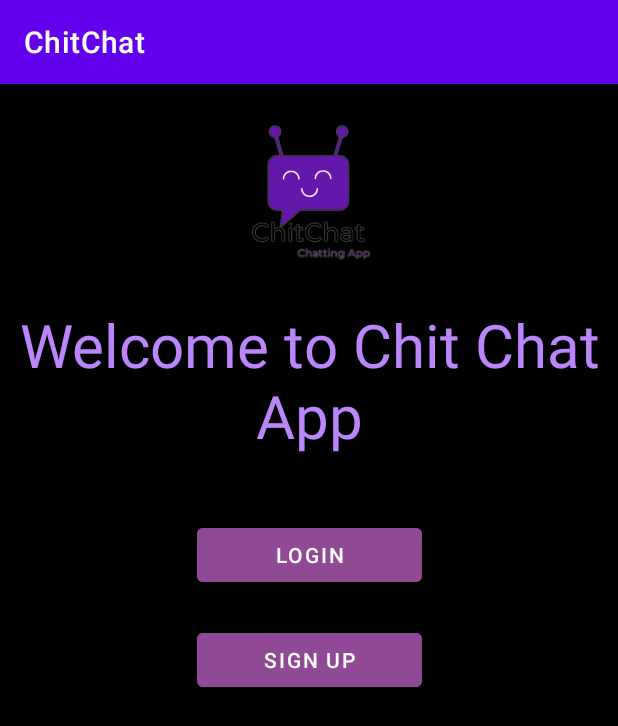
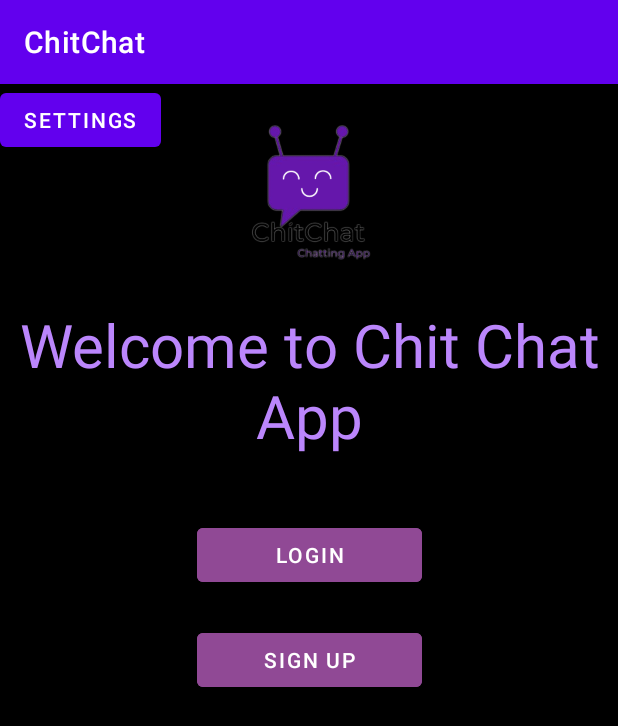
Before and after one commit to chenshein/ChitChatAndroid, an Android app: the screen it shows after launch (MainActivity), on a phone screen of 412 x 824 dp. Shown: the top 726 px of the screen. Run offline under Robolectric (Android 15) with nearby library versions, the phone set to English and light mode, and no system bars.

Commit message:
added setting, and started api chat

```diff
--- a/app/src/main/AndroidManifest.xml
+++ b/app/src/main/AndroidManifest.xml
@@ -27,6 +27,9 @@
             android:name=".Activity.AllChatsActivity"
             android:exported="false" />
         <activity
+            android:name=".Activity.SettingsActivity"
+            android:label="Settings" />
+        <activity
             android:name=".Activity.MainActivity"
             android:exported="true">
             <meta-data
--- a/app/src/main/java/com/example/chitchat/Activity/MainActivity.java
+++ b/app/src/main/java/com/example/chitchat/Activity/MainActivity.java
@@ -1,11 +1,13 @@
 package com.example.chitchat.Activity;
 
 import android.content.Intent;
+import android.content.SharedPreferences;
 import android.os.Bundle;
 import android.view.View;
 import android.widget.Button;
 
 import androidx.appcompat.app.AppCompatActivity;
+import androidx.appcompat.app.AppCompatDelegate;
 
 import com.example.chitchat.R;
 import com.example.chitchat.data.User.UserDatabase;
@@ -15,12 +17,31 @@ public class MainActivity extends AppCompatActivity {
     private UserDatabase db;
     private Object userDao;
 
+    private Button btnSettings;
+    private SharedPreferences sharedPreferences;
+    private String server;
+    private int themeId;
+
     @Override
     protected void onCreate(Bundle saveInstanceState) {
 
         super.onCreate(saveInstanceState);
         setContentView(R.layout.activity_main);
 
+        btnSettings = findViewById(R.id.btnSettings);
+
+        sharedPreferences = getSharedPreferences("MyPrefs", MODE_PRIVATE);
+        server = sharedPreferences.getString("server", "");
+        themeId = sharedPreferences.getInt("theme", R.id.radioLight);
+
+        applyTheme(themeId);
+
+        btnSettings.setOnClickListener(new View.OnClickListener() {
+            @Override
+            public void onClick(View v) {
+                openSettingsActivity();
+            }
+        });
 
         Button login_button = findViewById(R.id.login_button_main);
         login_button.setOnClickListener(v -> {
@@ -37,4 +58,36 @@ public class MainActivity extends AppCompatActivity {
             }
         });
     }
+
+    private void applyTheme(int themeId) {
+        // Apply the selected theme
+        if (themeId == R.id.radioDark) {
+            AppCompatDelegate.setDefaultNightMode(AppCompatDelegate.MODE_NIGHT_YES);
+        } else {
+            AppCompatDelegate.setDefaultNightMode(AppCompatDelegate.MODE_NIGHT_NO);
+        }
+    }
+
+    private void openSettingsActivity() {
+        Intent intent = new Intent(this, SettingsActivity.class);
+        startActivity(intent);
+    }
+
+    @Override
+    protected void onResume() {
+        super.onResume();
+
+        // Retrieve the latest settings from SharedPreferences
+        String updatedServer = sharedPreferences.getString("server", "");
+        int updatedThemeId = sharedPreferences.getInt("theme", R.id.radioLight);
+
+        // Check if the settings have changed
+        if (!server.equals(updatedServer) || themeId != updatedThemeId) {
+            server = updatedServer;
+            themeId = updatedThemeId;
+
+            applyTheme(themeId);
+            recreate(); // Recreate the activity to apply the new theme
+        }
+    }
 }
--- a/app/src/main/java/com/example/chitchat/api/ChatAPI.java
+++ b/app/src/main/java/com/example/chitchat/api/ChatAPI.java
@@ -55,7 +55,8 @@ public class ChatAPI {
                         public void onResponse(Call<List<ChatEntity>> call, Response<List<ChatEntity>> response) {
                             if(response.isSuccessful()){
                                 List<ChatEntity> chatEntities = response.body();
-                                System.out.println("Get GOOD!:)");
+                                assert response.body() != null;
+                                System.out.println(response.body().get(0).toString());
                                 callback.onSuccess(chatEntities);
                             } else {
                                 String error = "GET failed. Response code: " + response.code() + " Error: " + response.errorBody().toString() + " Message: " + response.message();
--- a/app/src/main/java/com/example/chitchat/data/User/UserDao.java
+++ b/app/src/main/java/com/example/chitchat/data/User/UserDao.java
@@ -1,5 +1,4 @@
 package com.example.chitchat.data.User;
-import com.example.chitchat.data.User.UserEntity.UserWithPws;
 
 import androidx.room.Dao;
 import androidx.room.Delete;
@@ -37,6 +36,8 @@ public interface UserDao {
     void insertFriend(UserEntity friend);
 
 
+
+
     @Delete
     void delete(UserEntity user);
 }
--- a/app/src/main/res/layout/activity_main.xml
+++ b/app/src/main/res/layout/activity_main.xml
@@ -1,6 +1,5 @@
 <?xml version="1.0" encoding="utf-8"?>
-<androidx.constraintlayout.widget.ConstraintLayout
-    xmlns:android="http://schemas.android.com/apk/res/android"
+<androidx.constraintlayout.widget.ConstraintLayout xmlns:android="http://schemas.android.com/apk/res/android"
     xmlns:app="http://schemas.android.com/apk/res-auto"
     xmlns:tools="http://schemas.android.com/tools"
     android:layout_width="match_parent"
@@ -13,25 +12,25 @@
         android:layout_width="91dp"
         android:layout_height="102dp"
         android:src="@drawable/chit_chat_icon"
+        app:layout_constraintBottom_toTopOf="@id/welcome_title_main"
+        app:layout_constraintEnd_toEndOf="parent"
+        app:layout_constraintStart_toStartOf="parent"
         app:layout_constraintTop_toTopOf="parent"
-         app:layout_constraintBottom_toTopOf="@id/welcome_title_main"
-         app:layout_constraintStart_toStartOf="parent"
-         app:layout_constraintEnd_toEndOf="parent"
         tools:ignore="MissingConstraints" />
 
     <TextView
         android:id="@+id/welcome_title_main"
         android:layout_width="wrap_content"
         android:layout_height="wrap_content"
+        android:text="@string/welcome_to_chit_chat_app"
         android:textAlignment="center"
         android:textAppearance="@style/Widget.Material3.MaterialCalendar.Year"
         android:textColor="@color/purple_200"
         android:textSize="40sp"
-         android:text="@string/welcome_to_chit_chat_app"
+        app:layout_constraintBottom_toTopOf="@id/login_button_main"
+        app:layout_constraintEnd_toEndOf="parent"
+        app:layout_constraintStart_toStartOf="parent"
         app:layout_constraintTop_toBottomOf="@id/chit_chat_icon"
-         app:layout_constraintStart_toStartOf="parent"
-         app:layout_constraintEnd_toEndOf="parent"
-         app:layout_constraintBottom_toTopOf="@id/login_button_main"
         tools:ignore="MissingConstraints" />
 
     <Button
@@ -41,10 +40,10 @@
         android:layout_marginTop="20dp"
         android:backgroundTint="#904995"
         android:text="@string/login_button"
+        app:layout_constraintBottom_toTopOf="@id/signUp_button_main"
+        app:layout_constraintEnd_toEndOf="parent"
+        app:layout_constraintStart_toStartOf="parent"
         app:layout_constraintTop_toBottomOf="@id/welcome_title_main"
-         app:layout_constraintStart_toStartOf="parent"
-         app:layout_constraintEnd_toEndOf="parent"
-         app:layout_constraintBottom_toTopOf="@id/signUp_button_main"
         tools:ignore="MissingConstraints" />
 
     <Button
@@ -59,4 +58,14 @@
         app:layout_constraintTop_toTopOf="parent"
         tools:ignore="MissingConstraints" />
 
+    <Button
+        android:id="@+id/btnSettings"
+        android:layout_width="wrap_content"
+        android:layout_height="wrap_content"
+        app:layout_constraintStart_toStartOf="parent"
+        app:layout_constraintTop_toTopOf="parent"
+        android:text="@string/settings" />
+
+
+
 </androidx.constraintlayout.widget.ConstraintLayout>
```
Also changed, not shown: app/src/main/java/com/example/chitchat/Activity/ChatActivity.java (+81 -28 lines), app/src/main/java/com/example/chitchat/Activity/SettingsActivity.java (added, +92 -0 lines), app/src/main/res/layout/activity_settings.xml (added, +61 -0 lines), app/src/main/res/values/strings.xml (+7 -0 lines), app/src/main/res/values/themes.xml (+8 -0 lines). Lines whose indentation alone changed are shown as unchanged.
